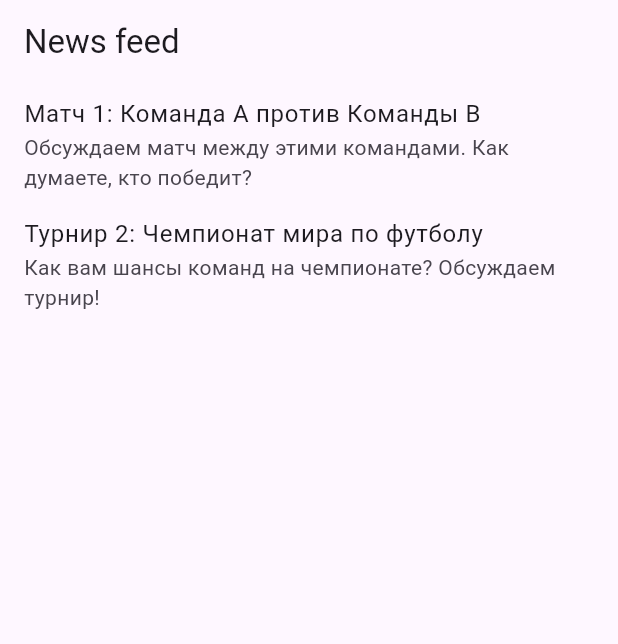
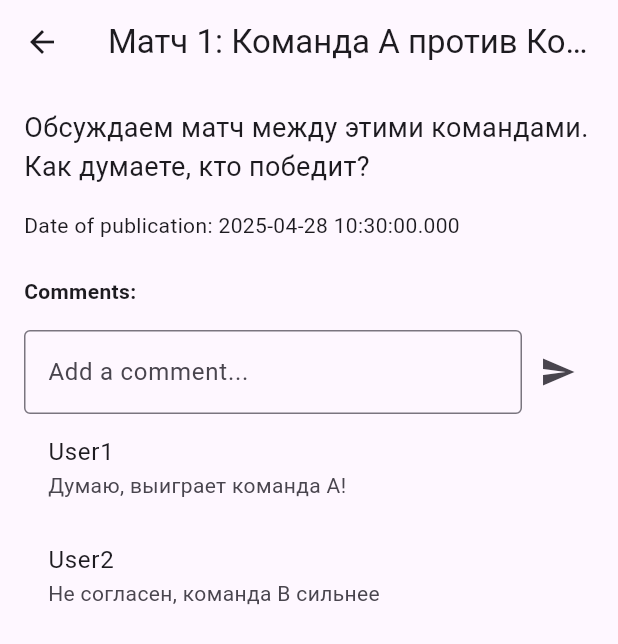
Before and after one commit to Kamkines/mini-social-app, a Flutter app: the screen it shows after launch, after a tap on "Матч 1: Команда A против Команды B", on a phone screen of 412 x 824 dp. Shown: the top 644 px of the screen. Run offline on Flutter 3.47's test engine with Material 3 defaults, Android fonts, the phone set to English and light mode, and no system bars.

Commit message:
added new logic for post and post comments

```diff
--- a/lib/data/test_data.dart
+++ b/lib/data/test_data.dart
@@ -2,20 +2,22 @@ import '../models/post.dart';
 
 List<Post> testPosts = [
   Post(
+    postId: '1',
     title: 'Матч 1: Команда A против Команды B',
     description: 'Обсуждаем матч между этими командами. Как думаете, кто победит?',
     date: DateTime.now(),
     comments: [
-      Comment(username: 'User1', text: 'Думаю, выиграет команда A!'),
-      Comment(username: 'User2', text: 'Не согласен, команда B сильнее'),
+      Comment(userId: 'User1', postId: '1', text: 'Думаю, выиграет команда A!', date: DateTime.now()),
+      Comment(userId: 'User2', postId: '1', text: 'Не согласен, команда B сильнее', date: DateTime.now()),
     ],
   ),
   Post(
+    postId: '2',
     title: 'Турнир 2: Чемпионат мира по футболу',
     description: 'Как вам шансы команд на чемпионате? Обсуждаем турнир!',
     date: DateTime.now().subtract(Duration(days: 1)),
     comments: [
-      Comment(username: 'User3', text: 'Турнир обещает быть интересным!'),
+      Comment(userId: 'User3', postId: '2', text: 'Турнир обещает быть интересным!', date: DateTime.now().subtract(Duration(days: 1))),
     ],
   ),
 ];
--- a/lib/models/post.dart
+++ b/lib/models/post.dart
@@ -1,17 +1,26 @@
 class Comment {
-  final String username;
+  final String userId;
+  final String postId;
   final String text;
+  final DateTime date;
 
-  Comment({required this.username, required this.text});
+  Comment({
+    required this.userId,
+    required this.postId,
+    required this.text,
+    required this.date,
+  });
 }
 
 class Post {
+  final String postId;
   final String title;
   final String description;
   final DateTime date;
   final List<Comment> comments;
 
   Post({
+    required this.postId,
     required this.title,
     required this.description,
     required this.date,
@@ -20,6 +29,8 @@ class Post {
 }
 
 
+
+
 /*
 final - означает, что значение в переменной назначается всего ОДИН РАЗ (не дает переопределять)
 Конструкция установление типизации данных похожа на constuctor
--- a/lib/screens/home_screen.dart
+++ b/lib/screens/home_screen.dart
@@ -1,21 +1,33 @@
 import 'package:flutter/material.dart';
+import './post_detail_screen.dart';
 import '../data/test_data.dart';
 
-class HomeScreen extends StatelessWidget { //Это означает, что HomeScreen не будет иметь состояния, которое меняется по ходу работы приложения.
+class HomeScreen extends StatelessWidget {
+  //Это означает, что HomeScreen не будет иметь состояния, которое меняется по ходу работы приложения.
   @override
   Widget build(BuildContext context) {
-    return Scaffold( // контейнер для, благодаря окоторому происходит вся визуализация
-      appBar: AppBar(
-        title: Text('News feed'),
-      ),
-      body: ListView.builder( // ListView.builder - стандартный виджет для отображения списка, который ты должен использовать для создания списка с прокруткой.
-        itemCount: testPosts.length, // определяет, сколько элементов будет в списке (необязательное поле, либо же лучше брать из бд)
-        itemBuilder: (context, index) { // помогает для каждого элемента отобразить данные
+    return Scaffold(
+      // контейнер для, благодаря которому происходит вся визуализация
+      appBar: AppBar(title: Text('News feed')),
+      body: ListView.builder(
+        // ListView.builder - стандартный виджет для отображения списка, который ты должен использовать для создания списка с прокруткой.
+        // builder - функция строящий новый экран
+        itemCount:
+            testPosts
+                .length, // определяет, сколько элементов будет в списке (необязательное поле, либо же лучше брать из бд)
+        itemBuilder: (context, index) {
+          // помогает для каждого элемента отобразить данные
           final post = testPosts[index];
           return ListTile(
             title: Text(post.title),
             subtitle: Text(post.description),
-            onTap: () { // Переход на экран поста (пока пустой)
+            onTap: () {
+              Navigator.push(
+                context,
+                MaterialPageRoute(
+                  builder: (context) => PostDetailScreen(post: post),
+                ),
+              );
             },
           );
         },
@@ -46,4 +58,9 @@ Scaffold - это основной контейнер, который визуа
 builder — это механизм, который создаёт виджеты, когда это необходимо (по мере прокрутки), и помогает управлять списками и другими коллекциями элементов более эффективно.
 Это одна из ключевых особенностей Flutter для работы с длинными списками или сложными интерфейсами, где нужно эффективно работать с памятью.
 
+
+Navigator.push — это команда Flutter'а перейти на новый экран (открывается поверх старой)
+context — это информация о том, где в дереве виджетов мы находимся
+MaterialPageRoute — это способ сказать Flutter'(«Открой новый экран с анимацией, как в стандартных приложениях для Android/iOS»)
+
 */
--- /dev/null
+++ b/lib/screens/post_detail_screen.dart
@@ -0,0 +1,118 @@
+import 'package:flutter/material.dart'; // подключаем базовые виджеты Flutter (по типу Scaffold, AppBar, Text, Column, Center, Icon, ListView)
+import '../models/post.dart';
+
+class PostDetailScreen extends StatefulWidget {
+  final Post post;
+
+  const PostDetailScreen({super.key, required this.post});
+
+  @override
+  _PostDetailScreenState createState() => _PostDetailScreenState(); //
+}
+
+class _PostDetailScreenState extends State<PostDetailScreen> {
+  final TextEditingController _commentController = TextEditingController();
+
+  @override
+  Widget build(BuildContext context) {
+    return Scaffold(
+      appBar: AppBar(title: Text(widget.post.title)),
+      body: Padding(
+        padding: const EdgeInsets.all(16.0),
+        child: Column(
+          crossAxisAlignment: CrossAxisAlignment.start,
+          children: [
+            Text(widget.post.description, style: TextStyle(fontSize: 18)),
+            SizedBox(height: 16),
+            Text('Date of publication: ${widget.post.date.toLocal()}'),
+            SizedBox(height: 24),
+            Text('Comments:', style: TextStyle(fontWeight: FontWeight.bold)),
+            Padding(
+              padding: const EdgeInsets.only(top: 16.0),
+              child: Row(
+                children: [
+                  Expanded(
+                    child: TextField(
+                      controller: _commentController,
+                      decoration: InputDecoration(
+                        hintText: 'Add a comment...',
+                        border: OutlineInputBorder(),
+                      ),
+                    ),
+                  ),
+                  IconButton(
+                    icon: Icon(Icons.send),
+                    onPressed: () {
+                      _submitComment();
+                    },
+                  ),
+                ],
+              ),
+            ),
+            Expanded(
+              child: ListView.builder(
+                itemCount: widget.post.comments.length,
+                itemBuilder: (context, index) {
+                  final comment = widget.post.comments[index];
+                  return ListTile(
+                    title: Text(comment.userId),
+                    subtitle: Text(comment.text),
+                  );
+                },
+              ),
+            ),
+          ],
+        ),
+      ),
+    );
+  }
+
+  void _submitComment() {
+    final commentText = _commentController.text;
+    if (commentText.isNotEmpty) {
+      var newComment = Comment(userId: 'User', postId: widget.post.postId, text: commentText, date: DateTime.now());
+      setState(() {
+        widget.post.comments.add(newComment);
+      });
+      _commentController.clear(); // очистка поля ввода
+    }
+  }
+}
+
+
+/*
+const PostDetailScreen({super.key, required this.post})
+const - по сути устанавливаем константу для этого экрана и говорим, что этот виджет всегда будет одинаковым,
+не меняется — можешь заранее всё просчитать и не пересоздавать его лишний раз.
+super.key — механизм, которые передаёт ключ наверх (родительскому классу)
+второй аргумент (this.post) - это то, что мы потом будем показывать, допустим описание поста, его заголовок и т.п.
+
+Padding - добавляет отступы вокруг содержимого
+Column - устанавливаем что все будет к колонку
+EdgeInsets.all - это класс, который описывает отступы (сверху, снизу, слева, справа). all - говорит со всех сторон
+child — это просто один вложенный элемент внутри другого виджета. (ОДИН)
+crossAxisAlignment - настройка как выравнивать child (по центру, слева, справа и т.п.)
+children - много элементов, чтобы все работало на них, допустим у нас в колонке и текст и описание и картинка может быть  (МНОГО ЭЛЕМЕНТОВ)
+
+
+Если элементы строятся динамически (и их количество может меняться) - тогда используется builder и внутри билдера используется itemBuilder по каждому элементу, будь хоть 1, хоть несколько
+сли элементы фиксированные и их много, то используем children
+Сhild - нужно использовать только тогда, когда нужно вставить ровно один фиксированный элемент в ОБЕРТКУ (Container, Expanded, Padding, Center, и так далее).
+
+Row - это виджет, который помогает размещать элементы(дочерние) горизонтально(в строчку)
+TextField — это виджет для ввода текста, который позволяет пользователю вводить данные
+controller - то что позволяет контролировать, что вводят
+decoration — это оформление
+IconButton — это встроенный виджет, который представляет собой кнопку с иконкой
+TextEditingController - устанавливаем, чтобы можно было управлять текстом из поля ввода
+
+Работа с состоянием (StatefulWidget), т.е. когда у нас экран меняется динамически, в зависимости от каких-то данных
+createState - создает состояние для виджета, т.е. для PostDetailScreen
+
+После этого мы как бы должны работать непосредственное в "состояние", а не в самом виджете. Это звучит грубо,
+т.к. PostDetailScreen - это оболочка, а _PostDetailScreenState - это состояние, при изменение которого, происходят изменение в оболочке
+
+widget - это переменная на сам виджет, т.е. на PostDetailScreen
+
+var - это установление перменной, которая может быть переназначена
+*/
```
